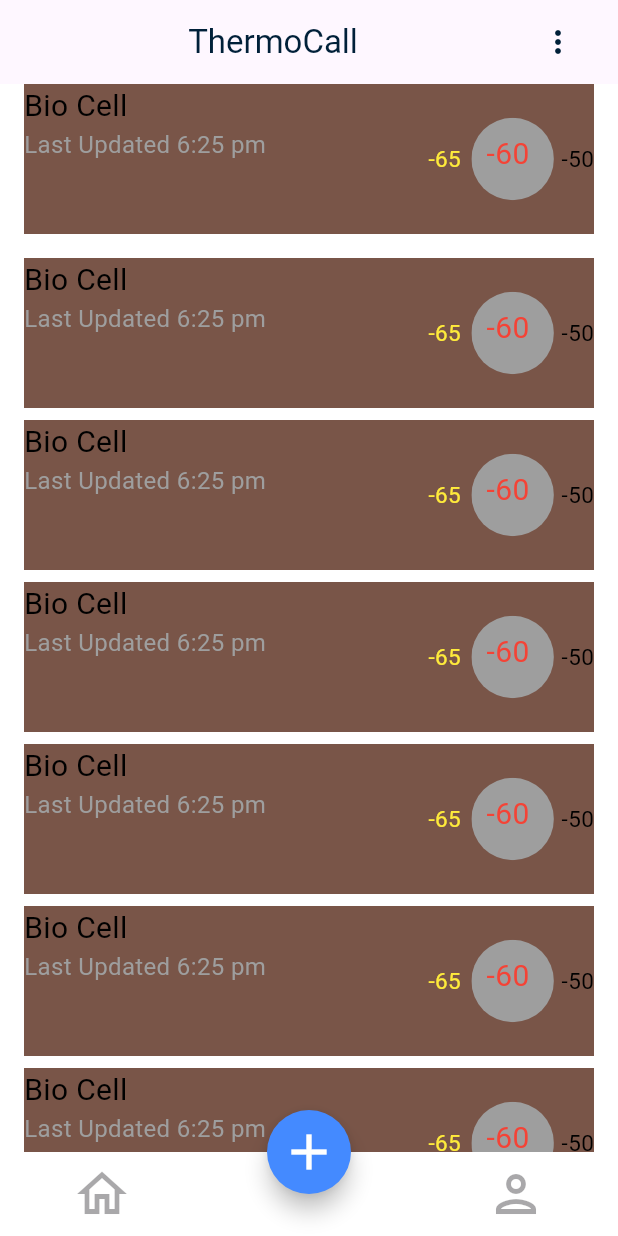
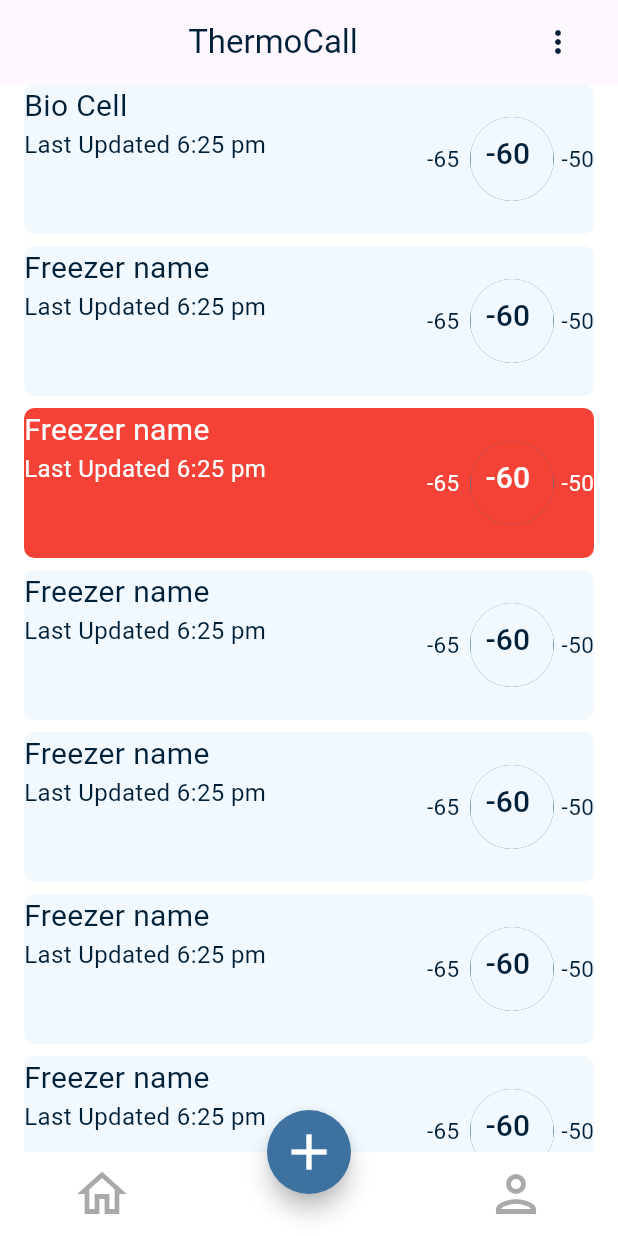
Before and after one commit to Saeed1386Eslami/thermocall, a Flutter app: the screen it shows after launch, on a phone screen of 412 x 824 dp. Run offline on Flutter 3.47's test engine with Material 3 defaults, Android fonts, the light colour scheme and no system bars.

Commit message:
Develop error freezer and update colors

```diff
--- a/lib/home/view/freezer.dart
+++ b/lib/home/view/freezer.dart
@@ -1,32 +1,37 @@
+import 'package:flutter/cupertino.dart';
 import 'package:flutter/material.dart';
+import 'package:flutter/widgets.dart';
 
 class Freezer extends StatelessWidget {
   String freezer_name;
   String Update;
+  bool iserror;
 
-  Freezer({required this.freezer_name, required this.Update});
+  Freezer({required this.freezer_name, required this.Update, required this.iserror});
 
   @override
   Widget build(BuildContext context) {
-    return Container(
-      color: Colors.brown,
+    return ClipRRect(
+      borderRadius: BorderRadius.circular(7),
+      child: Container(
+        color:iserror? Colors.red :Color(0xFFF1F9FF),
         child: SizedBox(
           height: 100,
           child: Row(children: [
             Column(crossAxisAlignment: CrossAxisAlignment.start, children: [
-            Text(
+              Center(
+                child: Text(
                   freezer_name,
-              style: TextStyle(color: Colors.black, fontSize: 20),
+                  style: TextStyle(color: iserror? Colors.white : Color(0XFF002039), fontSize: 20),
+                ),
               ),
               Text(
                 Update,
-              style: TextStyle(color: Colors.grey, fontSize: 16),
+                style: TextStyle(color: iserror? Colors.white : Color(0XFF002039),fontSize: 16),
               ),
-            Padding(
-                padding: EdgeInsets.only(
-                  bottom: 8,
-                )),
             ]),
+            Padding(padding: EdgeInsets.only(bottom: 8)),
+
             Spacer(),
             Row(
               children: [
@@ -35,20 +40,23 @@ class Freezer extends StatelessWidget {
                   child:
                   Text(
                     "-65",
-                  style: TextStyle(color: Colors.yellow, fontSize: 15),
+                    style: TextStyle(color: iserror? Colors.white : Color(0XFF002039), fontSize: 15),
                   ),
                 ),
                 ClipRRect(
                   borderRadius: BorderRadius.circular(360),
+                  child: FloatingActionButton(
+                    onPressed: () {  },
                     child: Container(
-                  height: 55,
+                      height: 95,
                       width: 55,
-                  color: Colors.grey,
+                      color: iserror? Colors.red :Color(0xFFF1F9FF),
                       child: Padding(
                         padding: EdgeInsets.all(10),
                         child: Text(
                           "-60",
-                      style: TextStyle(color: Colors.red, fontSize: 20),
+                          style: TextStyle(color: iserror? Colors.white : Color(0XFF002039), fontSize: 20),
+                        ),
                       ),
                     ),
                   ),
@@ -57,13 +65,14 @@ class Freezer extends StatelessWidget {
                   padding: EdgeInsets.only(left: 5),
                   child: Text(
                     "-50",
-                  style: TextStyle(color: Colors.black, fontSize: 15),
+                    style: TextStyle(color: iserror? Colors.white : Color(0XFF002039), fontSize: 15),
                   ),
                 )
               ],
             ),
           ]),
         ),
+      ),
     );
   }
 }
--- a/lib/home/view/home.dart
+++ b/lib/home/view/home.dart
@@ -1,5 +1,4 @@
 import 'dart:ui';
-
 import 'package:flutter/cupertino.dart';
 import 'package:flutter/material.dart';
 import 'package:flutter/material.dart';
@@ -44,53 +43,44 @@ class HomePage extends StatelessWidget {
                   children: [
                     Freezer(
                         freezer_name: "Bio Cell",
-                        Update: "Last Updated 6:25 pm"),
-                    Padding(
-                        padding: EdgeInsets.only(
-                      bottom: 8,
-                    )),
+                        Update: "Last Updated 6:25 pm", iserror: false,),
                     Padding(
                         padding: EdgeInsets.only(
                       bottom: 8,
                     )),
                     Freezer(
-                        freezer_name: "Bio Cell",
-                        Update: "Last Updated 6:25 pm"),
+                        freezer_name: "Freezer name",
+                        Update: "Last Updated 6:25 pm", iserror: false,),
                     Padding(
                         padding: EdgeInsets.only(
                       bottom: 8,
                     )),
                     Freezer(
-                        freezer_name: "Bio Cell",
-                        Update: "Last Updated 6:25 pm"),
+                        freezer_name: "Freezer name",                        Update: "Last Updated 6:25 pm", iserror: true,),
                     Padding(
                         padding: EdgeInsets.only(
                       bottom: 8,
                     )),
                     Freezer(
-                        freezer_name: "Bio Cell",
-                        Update: "Last Updated 6:25 pm"),
+                        freezer_name: "Freezer name",                        Update: "Last Updated 6:25 pm", iserror: false,),
                     Padding(
                         padding: EdgeInsets.only(
                       bottom: 8,
                     )),
                     Freezer(
-                        freezer_name: "Bio Cell",
-                        Update: "Last Updated 6:25 pm"),
+                        freezer_name: "Freezer name",                        Update: "Last Updated 6:25 pm", iserror: false,),
                     Padding(
                         padding: EdgeInsets.only(
                       bottom: 8,
                     )),
                     Freezer(
-                        freezer_name: "Bio Cell",
-                        Update: "Last Updated 6:25 pm"),
+                        freezer_name: "Freezer name",                        Update: "Last Updated 6:25 pm", iserror: false,),
                     Padding(
                         padding: EdgeInsets.only(
                       bottom: 8,
                     )),
                     Freezer(
-                        freezer_name: "Bio Cell",
-                        Update: "Last Updated 6:25 pm"),
+                        freezer_name: "Freezer name",                        Update: "Last Updated 6:25 pm", iserror: false,),
                   ])),
         ),
         floatingActionButton: FloatingActionButton(
@@ -122,7 +112,7 @@ class HomePage extends StatelessWidget {
       ),
       theme: ThemeData(
         floatingActionButtonTheme: FloatingActionButtonThemeData(
-          backgroundColor: Colors.blueAccent,
+          backgroundColor: Color(0xFF3C71A0),
         ),
       ),
     );
```
Also changed, not shown: lib/home/view/setup.dart (added). Lines whose indentation alone changed are shown as unchanged.
